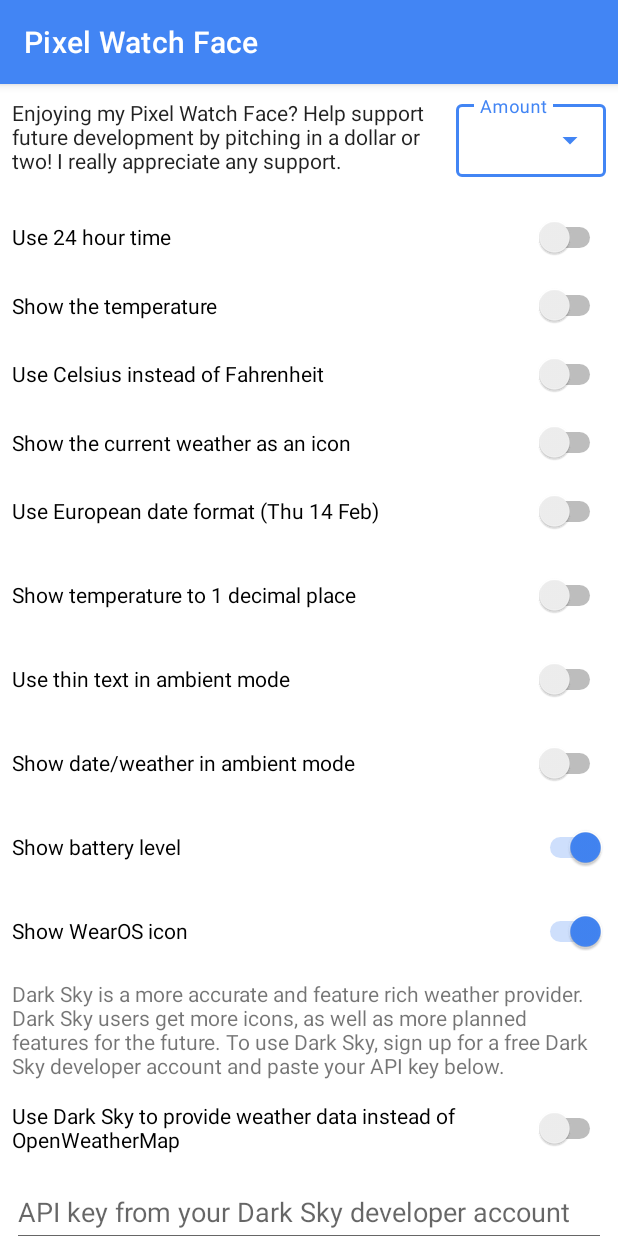
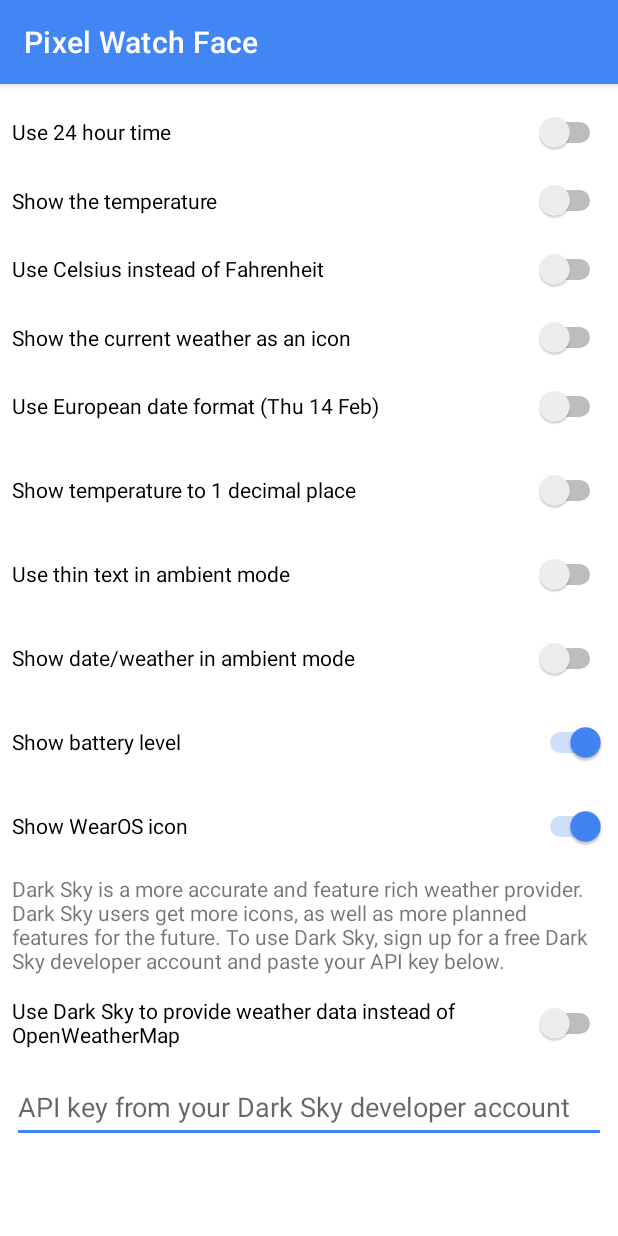
Before and after one commit to CorvetteCole/PixelWatchFace, an Android app: the screen it shows after launch (MainActivity), on a phone screen of 412 x 824 dp. Run offline under Robolectric (Android 15) with nearby library versions, the phone set to English and light mode, and no system bars; libraries missing offline, so code that uses them is left out: com.anjlab.android; 2 statements that could not run were skipped.

Commit message:
- hide iap support ui for now

```diff
--- a/phoneApp/build.gradle
+++ b/phoneApp/build.gradle
@@ -9,8 +9,8 @@ android {
         applicationId "com.corvettecole.pixelwatchface"
         minSdkVersion 21
         targetSdkVersion 29
-        versionCode 18
-        versionName "1.4.1.3-dev"
+        versionCode 19
+        versionName "1.4.4-beta"
 
         testInstrumentationRunner "androidx.test.runner.AndroidJUnitRunner"
 
--- a/phoneApp/src/main/java/com/corvettecole/pixelwatchface/MainActivity.java
+++ b/phoneApp/src/main/java/com/corvettecole/pixelwatchface/MainActivity.java
@@ -6,8 +6,6 @@ import android.os.Bundle;
 import android.text.Editable;
 import android.text.TextWatcher;
 import android.util.Log;
-import android.widget.ArrayAdapter;
-import android.widget.AutoCompleteTextView;
 import android.widget.CompoundButton;
 import android.widget.EditText;
 import android.widget.Switch;
@@ -85,13 +83,13 @@ public class MainActivity extends AppCompatActivity implements BillingProcessor.
         loadPreferences();
         loadSettingStates();
 
-        ArrayAdapter<String> adapter = new ArrayAdapter<>(
-                        getApplicationContext(),
-                        R.layout.dropdown_menu_popup_menu,
-                        supportOptions);
-        AutoCompleteTextView editTextFilledExposedDropdown =
-                findViewById(R.id.filled_exposed_dropdown);
-        editTextFilledExposedDropdown.setAdapter(adapter);
+//        ArrayAdapter<String> adapter = new ArrayAdapter<>(
+//                        getApplicationContext(),
+//                        R.layout.dropdown_menu_popup_menu,
+//                        supportOptions);
+//        AutoCompleteTextView editTextFilledExposedDropdown =
+//                findViewById(R.id.filled_exposed_dropdown);
+//        editTextFilledExposedDropdown.setAdapter(adapter);
 
         use24HourTimeSwitch.setOnCheckedChangeListener(new CompoundButton.OnCheckedChangeListener() {
             @Override
--- a/phoneApp/src/main/res/layout/activity_main.xml
+++ b/phoneApp/src/main/res/layout/activity_main.xml
@@ -12,7 +12,7 @@
     android:layout_width="match_parent"
     android:orientation="vertical">
 
-
+    <!--
     <androidx.constraintlayout.widget.ConstraintLayout
         android:id="@+id/supportDevelopmentLayout"
         android:layout_width="match_parent"
@@ -48,7 +48,7 @@
         </com.google.android.material.textfield.TextInputLayout>
 
 
-    </androidx.constraintlayout.widget.ConstraintLayout>
+    </androidx.constraintlayout.widget.ConstraintLayout> -->
 
     <Switch
         android:id="@+id/timeFormatSwitch"
```
